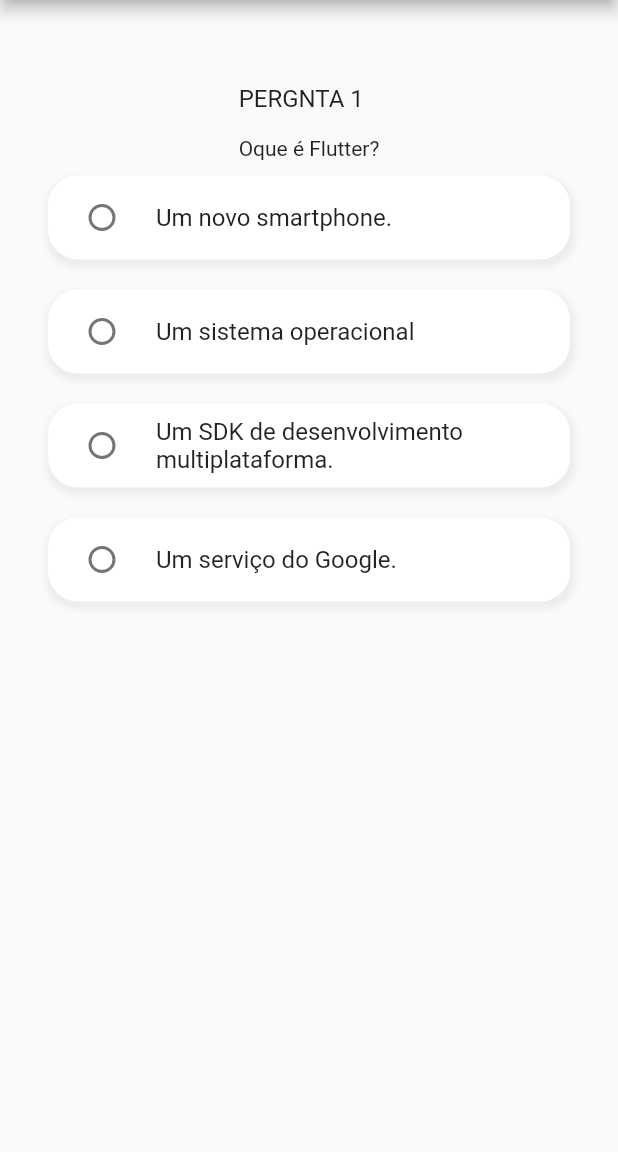
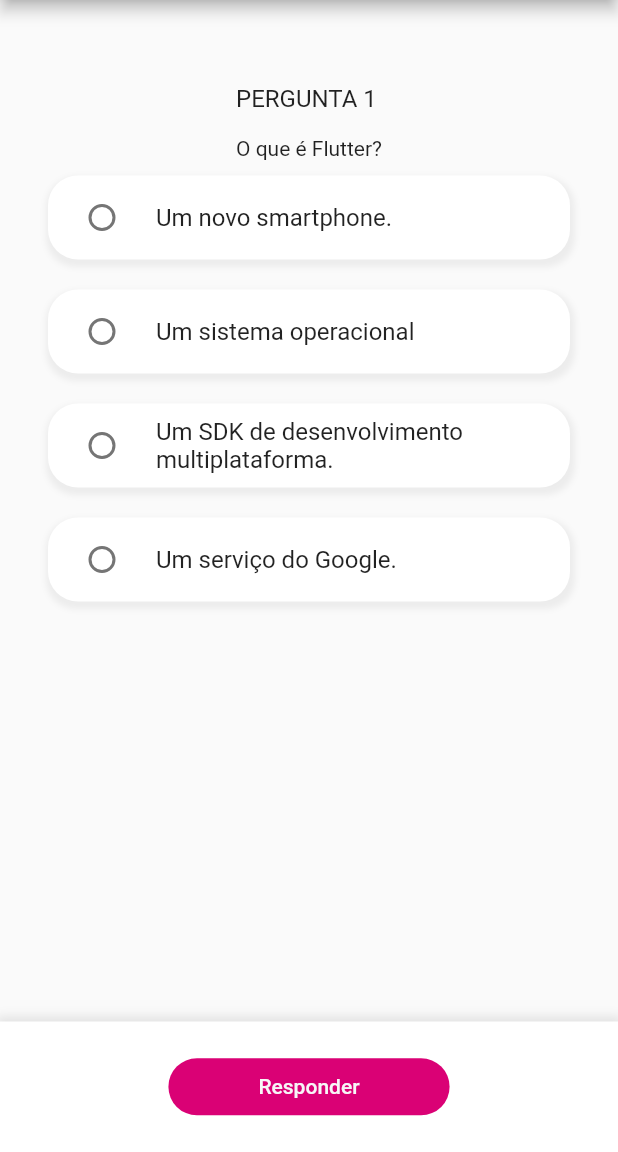
Before and after one commit to HerbertNordson/imersao_flutter, a Flutter app: the TriviaScreen screen opened directly, on a phone screen of 412 x 824 dp, the part 84-1236 px from its top. Run offline on Flutter 3.47's test engine with Material 2 defaults, Android fonts, the phone set to English and light mode, and no system bars.

Commit message:
Finish: Conclusão do projeto criado na imersão Flutter

```diff
--- a/lib/question.dart
+++ b/lib/question.dart
@@ -13,7 +13,7 @@ class Question {
     List<Question> questions = [];
 
     questions.add(Question(
-      'Oque é Flutter?',
+      'O que é Flutter?',
       'Um novo smartphone.',
       'Um sistema operacional',
       'Um SDK de desenvolvimento multiplataforma.',
@@ -21,6 +21,15 @@ class Question {
       3,
     ));
 
+    questions.add(Question(
+      'Qual linguagem de programação é usada pelo Flutter?',
+      'Dart.',
+      'Java',
+      'JavaScript.',
+      'Go.',
+      1,
+    ));
+
     return questions;
   }
 }
--- a/lib/trivia_screen.dart
+++ b/lib/trivia_screen.dart
@@ -1,5 +1,6 @@
 import 'package:flutter/material.dart';
 import 'package:flutter_inicio/question.dart';
+import 'package:flutter_inicio/score_screen.dart';
 
 class TriviaScreen extends StatefulWidget {
   @override
@@ -8,7 +9,16 @@ class TriviaScreen extends StatefulWidget {
 
 class _TriviaScreenState extends State<TriviaScreen> {
   int answer = 0;
+  int score = 0;
+  int index = 0;
+  int quest = 1;
   List<Question> questionsList = Question.getQuestionsList();
+
+  void verifyResponse() {
+    if (answer == questionsList[index].answer) {
+      score = score + 1;
+    }
+  }
 
   @override
   Widget build(BuildContext context) {
@@ -29,7 +39,7 @@ class _TriviaScreenState extends State<TriviaScreen> {
               crossAxisAlignment: CrossAxisAlignment.start,
               children: [
                 Text(
-                  'PERGNTA 1',
+                  'PERGUNTA $quest',
                   style: TextStyle(
                     fontSize: 16,
                   ),
@@ -38,7 +48,7 @@ class _TriviaScreenState extends State<TriviaScreen> {
                   height: 16,
                 ),
                 Text(
-                  questionsList[0].questionText,
+                  questionsList[index].questionText,
                 ),
               ],
             ),
@@ -63,7 +73,7 @@ class _TriviaScreenState extends State<TriviaScreen> {
                   child: RadioListTile(
                       value: 1,
                       groupValue: answer,
-                      title: Text(questionsList[0].option1),
+                      title: Text(questionsList[index].option1),
                       onChanged: (int value) {
                         setState(() {
                           answer = value;
@@ -87,14 +97,13 @@ class _TriviaScreenState extends State<TriviaScreen> {
                   child: RadioListTile(
                       value: 2,
                       groupValue: answer,
-                      title: Text(questionsList[0].option2),
+                      title: Text(questionsList[index].option2),
                       onChanged: (int value) {
                         setState(() {
                           answer = value;
                         });
                       }),
                 ),
-
                 Container(
                   margin: EdgeInsets.fromLTRB(32, 10, 32, 10),
                   decoration: BoxDecoration(
@@ -112,14 +121,13 @@ class _TriviaScreenState extends State<TriviaScreen> {
                   child: RadioListTile(
                       value: 3,
                       groupValue: answer,
-                      title: Text(questionsList[0].option3),
+                      title: Text(questionsList[index].option3),
                       onChanged: (int value) {
                         setState(() {
                           answer = value;
                         });
                       }),
                 ),
-
                 Container(
                   margin: EdgeInsets.fromLTRB(32, 10, 32, 10),
                   decoration: BoxDecoration(
@@ -137,17 +145,60 @@ class _TriviaScreenState extends State<TriviaScreen> {
                   child: RadioListTile(
                       value: 4,
                       groupValue: answer,
-                      title: Text(questionsList[0].option4),
+                      title: Text(questionsList[index].option4),
                       onChanged: (int value) {
                         setState(() {
                           answer = value;
                         });
                       }),
                 ),
-
               ],
             ),
           ),
+          Container(
+            height: 87,
+            decoration: BoxDecoration(
+              color: Colors.white,
+              boxShadow: [
+                BoxShadow(
+                  color: Colors.grey.withOpacity(0.25),
+                  spreadRadius: 3,
+                  blurRadius: 5,
+                  offset: Offset(0, -1),
+                ),
+              ],
+            ),
+            child: Center(
+              child: FlatButton(
+                onPressed: () {
+                  verifyResponse();
+                  if (index < questionsList.length - 1) {
+                    setState(() {
+                      index = index + 1;
+                      answer = 0;
+                      quest = quest + 1;
+                    });
+                  } else {
+                    Navigator.push(
+                      context,
+                      MaterialPageRoute(
+                          builder: (context) => ScoreScreen(
+                                maximum: questionsList.length,
+                                result: score,
+                              )),
+                    );
+                  }
+                },
+                child: Text('Responder'),
+                color: Color(0xffDA0175),
+                textColor: Color(0xffF7F7F7),
+                padding: EdgeInsets.fromLTRB(60, 11, 60, 11),
+                shape: RoundedRectangleBorder(
+                  borderRadius: BorderRadius.circular(20),
+                ),
+              ),
+            ),
+          )
         ],
       ),
     );
```
Also changed, not shown: lib/score_screen.dart (added, +95 -0 lines).
